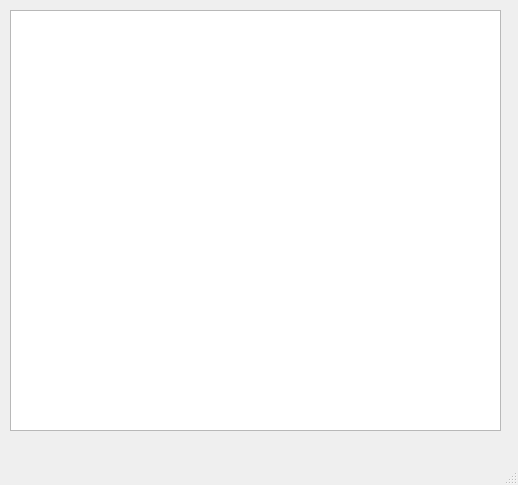
Cvostr/zsgamedit, file code/ProjEd/ui/buildconsole.ui: the form before one commit.
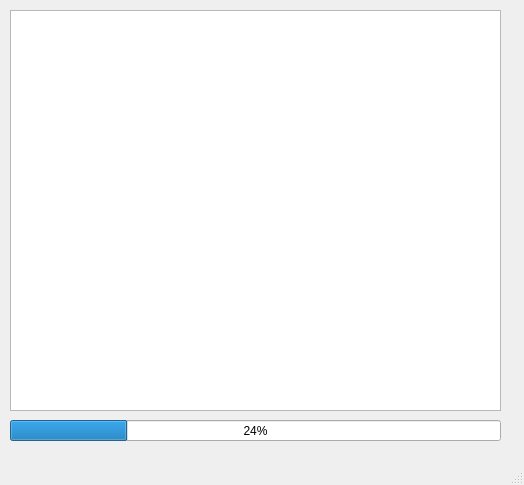
The form after the commit.

What changed in the file:
```diff
--- a/code/ProjEd/ui/buildconsole.ui
+++ b/code/ProjEd/ui/buildconsole.ui
@@ -6,7 +6,7 @@
    <rect>
     <x>0</x>
     <y>0</y>
-    <width>518</width>
+    <width>524</width>
     <height>485</height>
    </rect>
   </property>
@@ -26,10 +26,23 @@
       <x>10</x>
       <y>10</y>
       <width>491</width>
-      <height>421</height>
+      <height>401</height>
      </rect>
     </property>
    </widget>
+   <widget class="QProgressBar" name="progressBar">
+    <property name="geometry">
+     <rect>
+      <x>10</x>
+      <y>420</y>
+      <width>491</width>
+      <height>21</height>
+     </rect>
+    </property>
+    <property name="value">
+     <number>24</number>
+    </property>
+   </widget>
   </widget>
   <widget class="QMenuBar" name="menubar">
    <property name="geometry">
```
Left out of the diff: 2 changed lines with no effect on the pictures.
